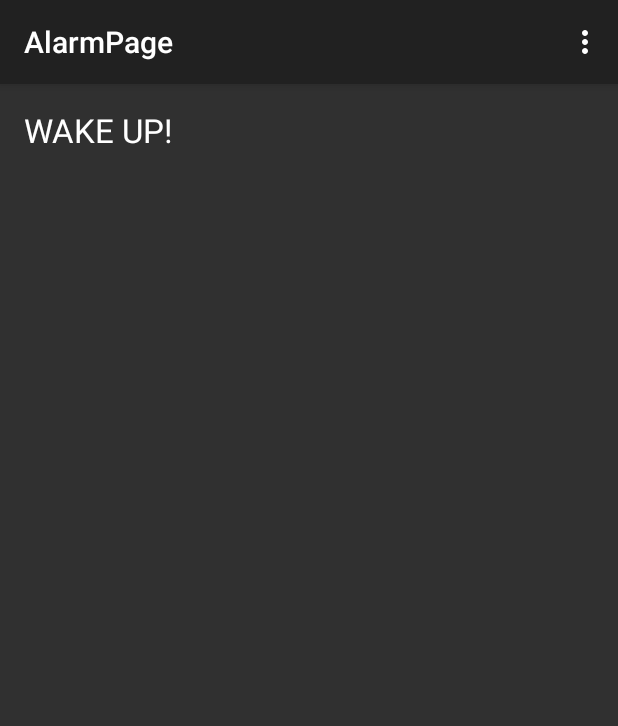
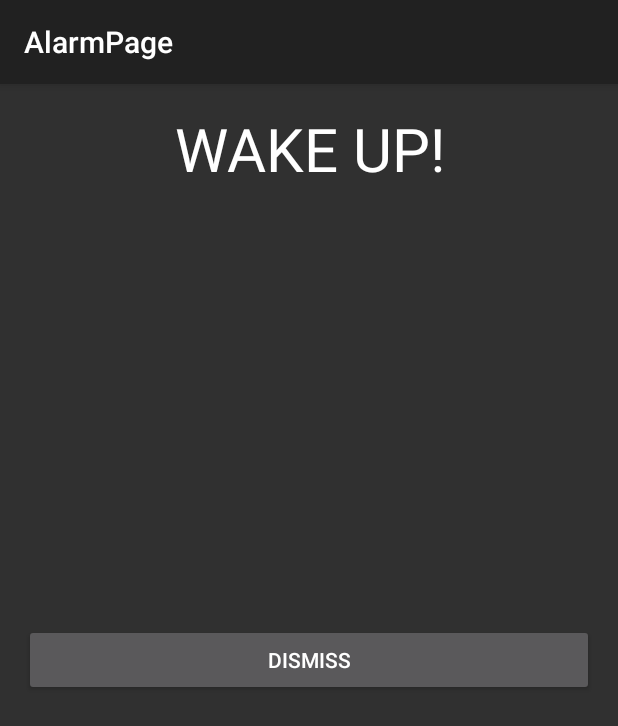
Before and after one commit to leonleonho/TransitAlarm2.0, an Android app: the AlarmPage screen opened directly, with no data from a screen before it, on a phone screen of 412 x 824 dp. Shown: the top 726 px of the screen. Run offline under Robolectric (Android 15) with nearby library versions, the phone set to English and light mode, and no system bars.

Commit message:
Alarm wakes from sleep and plays system alarm.

```diff
--- a/app/src/main/java/com/example/leon/transitalarm20/AlarmPage.java
+++ b/app/src/main/java/com/example/leon/transitalarm20/AlarmPage.java
@@ -1,27 +1,60 @@
 package com.example.leon.transitalarm20;
 
+import android.content.Context;
+import android.media.AudioManager;
+import android.media.MediaPlayer;
+import android.media.RingtoneManager;
+import android.net.Uri;
+import android.os.Bundle;
 import android.support.v7.app.ActionBarActivity;
-import android.os.Bundle;
-import android.view.Menu;
+import android.util.Log;
 import android.view.MenuItem;
+import android.view.View;
+import android.view.WindowManager;
+
+import java.io.IOException;
 
 
 public class AlarmPage extends ActionBarActivity {
+
+    MediaPlayer player;
 
     @Override
     protected void onCreate(Bundle savedInstanceState) {
         super.onCreate(savedInstanceState);
         setContentView(R.layout.activity_alarm_page);
+        this.getWindow().addFlags(WindowManager.LayoutParams.FLAG_SHOW_WHEN_LOCKED);
+        this.getWindow().addFlags(WindowManager.LayoutParams.FLAG_TURN_SCREEN_ON);
+        Log.w("Alarm class", "Alarm class firing!");
+        play(this, getAlarmSound());
     }
 
-
-    @Override
-    public boolean onCreateOptionsMenu(Menu menu) {
-        // Inflate the menu; this adds items to the action bar if it is present.
-        getMenuInflater().inflate(R.menu.menu_alarm_page, menu);
-        return true;
+    private void play(Context context, Uri alert) {
+        player = new MediaPlayer();
+        try {
+            player.setDataSource(context, alert);
+            final AudioManager audio = (AudioManager) context
+                    .getSystemService(Context.AUDIO_SERVICE);
+            if (audio.getStreamVolume(AudioManager.STREAM_ALARM) != 0) {
+                player.setAudioStreamType(AudioManager.STREAM_ALARM);
+                player.prepare();
+                player.start();
+            }
+        } catch (IOException e) {
+            Log.e("Error....","Check code...");
+        }
     }
 
+    private Uri getAlarmSound() {
+        Uri alertSound = RingtoneManager.getDefaultUri(RingtoneManager.TYPE_ALARM);
+        if (alertSound == null) {
+            alertSound = RingtoneManager.getDefaultUri(RingtoneManager.TYPE_NOTIFICATION);
+            if (alertSound == null) {
+                alertSound = RingtoneManager.getDefaultUri(RingtoneManager.TYPE_RINGTONE);
+            }
+        }
+        return alertSound;
+    }
     @Override
     public boolean onOptionsItemSelected(MenuItem item) {
         // Handle action bar item clicks here. The action bar will
@@ -36,4 +69,13 @@ public class AlarmPage extends ActionBarActivity {
 
         return super.onOptionsItemSelected(item);
     }
+    public void onDismiss(View view) {
+        //player.stop();
+        finish();
+    }
+    @Override
+    public void onDestroy() {
+        player.stop();
+        super.onDestroy();
+    }
 }
--- a/app/src/main/res/layout/activity_alarm_page.xml
+++ b/app/src/main/res/layout/activity_alarm_page.xml
@@ -11,11 +11,20 @@
         android:layout_width="wrap_content"
         android:layout_height="wrap_content"
         android:textAppearance="?android:attr/textAppearanceLarge"
+        android:gravity="center"
+        android:textSize="40sp"
         android:text="WAKE UP!"
         android:id="@+id/textView"
-        android:layout_alignParentLeft="true"
-        android:layout_alignParentStart="true"
         android:layout_alignParentRight="true"
         android:layout_alignParentEnd="true"
-        android:layout_alignParentTop="true" />
+        android:layout_alignParentTop="true"
+        android:layout_alignParentLeft="true"
+        android:layout_alignParentStart="true" />
+    <Button
+        android:layout_width="match_parent"
+        android:layout_height="wrap_content"
+        android:layout_centerHorizontal="true"
+        android:layout_centerVertical="true"
+        android:text="Dismiss"
+        android:onClick="onDismiss"/>
 </RelativeLayout>
```
Also changed, not shown: app/src/main/java/com/example/leon/transitalarm20/GeoFence.java (+6 -4 lines).
